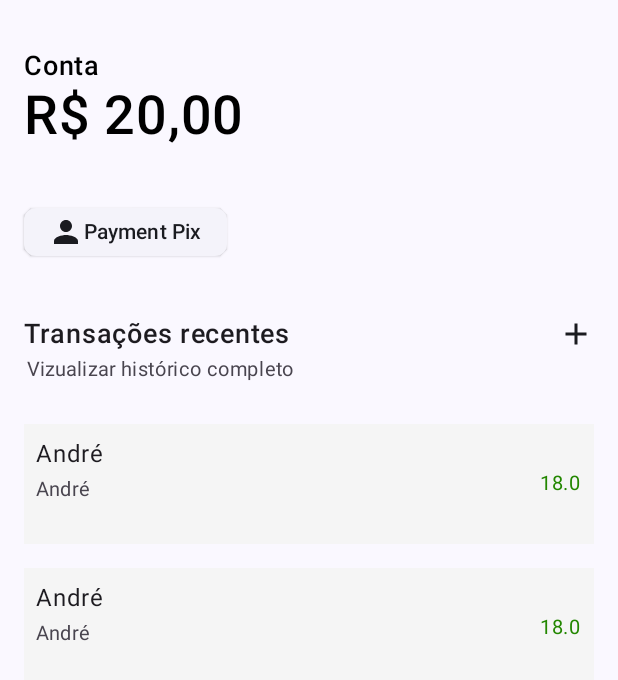
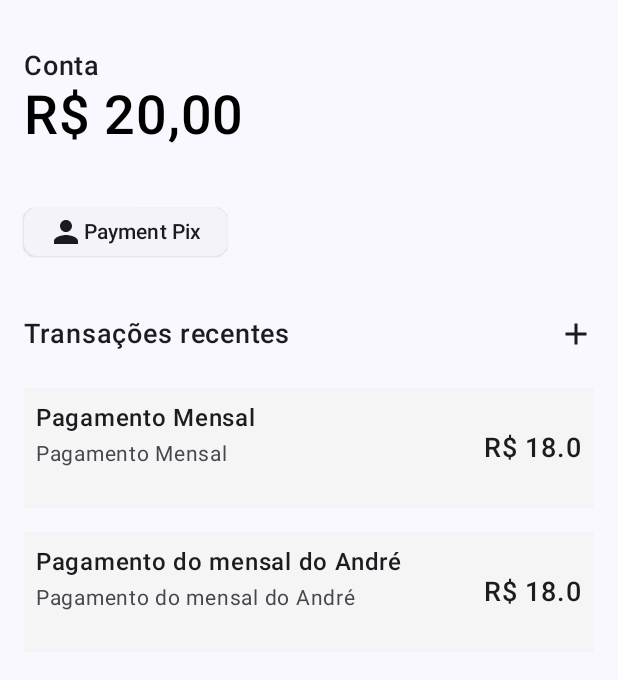
Before and after one commit to andreesperanca/camisa_nove, an Android app built with Jetpack Compose: the composable FinanceContent shown on its own in the app's theme, on a phone screen of 412 x 824 dp. Shown: the top 680 px of the screen. Run offline under Robolectric (Android 15) with nearby library versions, the phone set to English and light mode, and no system bars.

Commit message:
refactor: start refactor FinanceContent

```diff
--- a/feature_manager/src/main/java/com/andreesperanca/feature_manager/components/TransationItem.kt
+++ b/feature_manager/src/main/java/com/andreesperanca/feature_manager/components/TransationItem.kt
@@ -16,14 +16,16 @@ import androidx.compose.ui.unit.dp
 import androidx.compose.ui.unit.sp
 import com.andreesperanca.feature_manager.data.translationsList
 import com.andreesperanca.feature_manager.models.Transaction
+import com.andreesperanca.ui_components.components.DescriptionMedium
+import com.andreesperanca.ui_components.components.DescriptionSubtitleMedium
+import com.andreesperanca.ui_components.components.SubtitleMedium
+import com.andreesperanca.ui_components.components.TitleMedium
 import com.andreesperanca.ui_components.theme.CamisaNoveTheme
 
 @Composable
 fun TransactionItem(
     modifier: Modifier = Modifier,
-    transaction: Transaction
-
-                    ) {
+    transaction: Transaction) {
     Box(
         modifier = modifier
             .fillMaxWidth()
@@ -34,28 +36,22 @@ fun TransactionItem(
         Column(
             modifier = Modifier.align(Alignment.TopStart)
         ) {
-            Text(
+
+            SubtitleMedium(
                 modifier = Modifier.padding(start = 8.dp, top = 8.dp),
-                fontSize = 16.sp,
-                color = Color(0xFF1D1B20),
-                text = transaction.payer,
+                text = transaction.payer
             )
-            Text(
+
+            DescriptionSubtitleMedium(
                 modifier = Modifier.padding(start = 8.dp),
-                fontSize = 13.sp,
-                color = Color(0xFF49454F),
-                text = transaction.payer,
-            )
+                text = transaction.payer)
         }
 
-        Text(
+        TitleMedium(
             modifier = Modifier
                 .align(Alignment.CenterEnd)
                 .padding(end = 8.dp),
-                fontSize = 13.sp,
-                color = Color(0xFF238700),
-                text = transaction.value.toString(),
-            )
+            text = "R$ ${transaction.value}")
     }
 
 }
--- a/feature_manager/src/main/java/com/andreesperanca/feature_manager/data/MockData.kt
+++ b/feature_manager/src/main/java/com/andreesperanca/feature_manager/data/MockData.kt
@@ -6,10 +6,10 @@ import com.andreesperanca.feature_manager.models.TransactionType
 
 val translationsList = listOf(
     Transaction(
-        id = 1L, value = 18F, payer = "André", description = "Olá", type = TransactionType.EXPENSE
+        id = 1L, value = 18F, payer = "Pagamento Mensal", description = "Olá", type = TransactionType.EXPENSE
     ),
     Transaction(
-        id = 1L, value = 18F, payer = "André", description = "Olá", type = TransactionType.EXPENSE
+        id = 1L, value = 18F, payer = "Pagamento do mensal do André", description = "Olá", type = TransactionType.EXPENSE
     )
 )
 
--- a/feature_manager/src/main/java/com/andreesperanca/feature_manager/screens/finance/FinanceContent.kt
+++ b/feature_manager/src/main/java/com/andreesperanca/feature_manager/screens/finance/FinanceContent.kt
@@ -27,6 +27,8 @@ import androidx.compose.ui.unit.dp
 import androidx.compose.ui.unit.sp
 import com.andreesperanca.feature_manager.components.TransactionItem
 import com.andreesperanca.feature_manager.data.translationsList
+import com.andreesperanca.ui_components.components.DescriptionMedium
+import com.andreesperanca.ui_components.components.TitleMedium
 import com.andreesperanca.ui_components.theme.CamisaNoveTheme
 
 
@@ -34,12 +36,10 @@ import com.andreesperanca.ui_components.theme.CamisaNoveTheme
 @Composable
 fun FinanceContent(modifier: Modifier = Modifier) {
     Column(modifier = modifier.fillMaxSize()) {
-        Text(
+
+        TitleMedium(
             modifier = Modifier.padding(start = 16.dp, top = 32.dp),
-            text = "Conta",
-            fontSize = 18.sp,
-            fontWeight = FontWeight.Medium,
-            color = Color.Black
+            text = "Conta"
         )
 
         Text(
@@ -69,14 +69,12 @@ fun FinanceContent(modifier: Modifier = Modifier) {
         Row(modifier = Modifier
             .padding(top = 32.dp)) {
             Box(modifier = Modifier.fillMaxWidth()) {
-            Text(
-                modifier = Modifier
-                    .align(Alignment.CenterStart)
-                    .padding(start = 16.dp),
-                fontSize = 18.sp,
-                fontWeight = FontWeight.Medium,
-                color = Color(0xFF1D1B20),
-                text = "Transações recentes")
+
+                TitleMedium(
+                    modifier = Modifier
+                        .align(Alignment.CenterStart)
+                        .padding(start = 16.dp),
+                    text = "Transações recentes")
 
                 Icon(
                     modifier = Modifier
@@ -87,15 +85,6 @@ fun FinanceContent(modifier: Modifier = Modifier) {
 
             }
         }
-
-        Text(
-            modifier = Modifier
-                .padding(start = 18.dp)
-                .fillMaxWidth(),
-            fontSize = 13.sp,
-            color = Color(0xFF49454F),
-            text ="Vizualizar histórico completo")
-
         LazyColumn(
             modifier = Modifier
                 .fillMaxWidth(),
--- a/ui_components/src/main/java/com/andreesperanca/ui_components/components/DescriptionMedium.kt
+++ b/ui_components/src/main/java/com/andreesperanca/ui_components/components/DescriptionMedium.kt
@@ -20,3 +20,15 @@ fun DescriptionMedium(
         text = text
     )
 }
+
+@Composable
+fun DescriptionSubtitleMedium(
+    modifier: Modifier = Modifier,
+    text: String
+) {
+    Text(modifier = modifier,
+        fontSize = 14.sp,
+        color = Color(0xFF49454F),
+        text = text
+    )
+}
--- a/ui_components/src/main/java/com/andreesperanca/ui_components/components/TitleMedium.kt
+++ b/ui_components/src/main/java/com/andreesperanca/ui_components/components/TitleMedium.kt
@@ -19,5 +19,19 @@ fun TitleMedium(
         fontSize = 18.sp,
         fontWeight = FontWeight.Medium,
         color = Color(0xFF1D1B20),
-        text = text)
+        text = text
+    )
 }
+
+@Composable
+fun SubtitleMedium(
+    modifier: Modifier = Modifier,
+    text: String) {
+    Text(
+        modifier = modifier,
+        fontSize = 16.sp,
+        fontWeight = FontWeight.Medium,
+        color = Color(0xFF1D1B20),
+        text = text
+    )
+}
```
